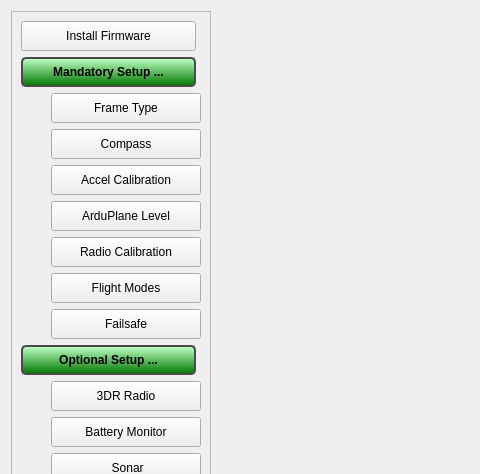
Old version of the form src/ui/configuration/ApmHardwareConfig.ui in the repository ArduPilot/apm_planner; both pictures show x 0 to 480 and y 0 to 474 of the 1225 by 827 pixel window.
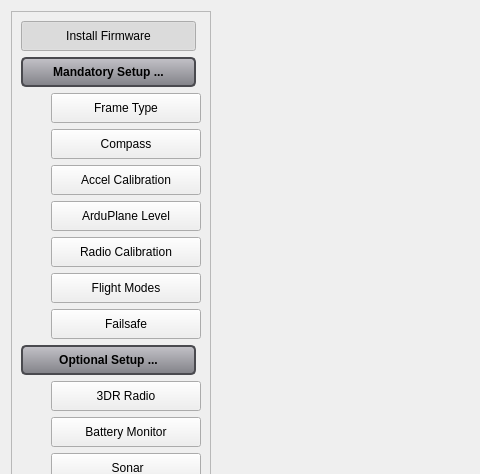
New version of the form. Icons and pictures are not drawn.

Commit message: Changes to support highlighting of buttons when selected in Initial Setup and Tuning/Config Views

Patch:
```diff
--- a/src/ui/configuration/ApmHardwareConfig.ui
+++ b/src/ui/configuration/ApmHardwareConfig.ui
@@ -75,6 +75,15 @@
            <property name="text">
             <string>Install Firmware</string>
            </property>
+           <property name="checkable">
+            <bool>true</bool>
+           </property>
+           <property name="checked">
+            <bool>true</bool>
+           </property>
+           <property name="autoExclusive">
+            <bool>true</bool>
+           </property>
           </widget>
          </item>
          <item>
@@ -100,11 +109,11 @@
 	border-radius: 5px;
 	padding-left: 10px;
 	padding-right: 10px;
-	background-color: qlineargradient(spread:pad, x1:0.512, y1:1, x2:0.512, y2:0.0284091, stop:0 rgba(0, 118, 0, 255), stop:1 rgba(188, 255, 192, 255))
+	background-color: qlineargradient(x1: 0, y1: 0, x2: 0, y2: 1, stop: 0 #C3C2C8, stop: 1 #828288);
 }
 
-QToolButton:checked {
-	background-color: qlineargradient(x1: 0, y1: 0, x2: 0, y2: 1, stop: 0 #090909, stop: 1 #353535);
+QPushButton:checked {
+	background-color: qlineargradient(spread:pad, x1:0.507, y1:0.0340909, x2:0.522167, y2:1, stop:0 rgba(255, 255, 255, 255), stop:1 rgba(123, 123, 123, 255))
 }
 
 QToolButton:pressed {
@@ -122,6 +131,9 @@
            <property name="checkable">
             <bool>true</bool>
            </property>
+           <property name="checked">
+            <bool>false</bool>
+           </property>
            <property name="flat">
             <bool>false</bool>
            </property>
@@ -304,11 +316,11 @@
 	border-radius: 5px;
 	padding-left: 10px;
 	padding-right: 10px;
-	background-color: qlineargradient(spread:pad, x1:0.512, y1:1, x2:0.512, y2:0.0284091, stop:0 rgba(0, 118, 0, 255), stop:1 rgba(188, 255, 192, 255))
+	background-color: qlineargradient(x1: 0, y1: 0, x2: 0, y2: 1, stop: 0 #C3C2C8, stop: 1 #828288);
 }
 
-QToolButton:checked {
-	background-color: qlineargradient(x1: 0, y1: 0, x2: 0, y2: 1, stop: 0 #090909, stop: 1 #353535);
+QPushButton:checked {
+	background-color: qlineargradient(spread:pad, x1:0.507, y1:0.0340909, x2:0.522167, y2:1, stop:0 rgba(255, 255, 255, 255), stop:1 rgba(123, 123, 123, 255))
 }
 
 QToolButton:pressed {
```
Left out of the diff: 115 changed lines with no effect on the pictures. The commit also changes 4 other files.
